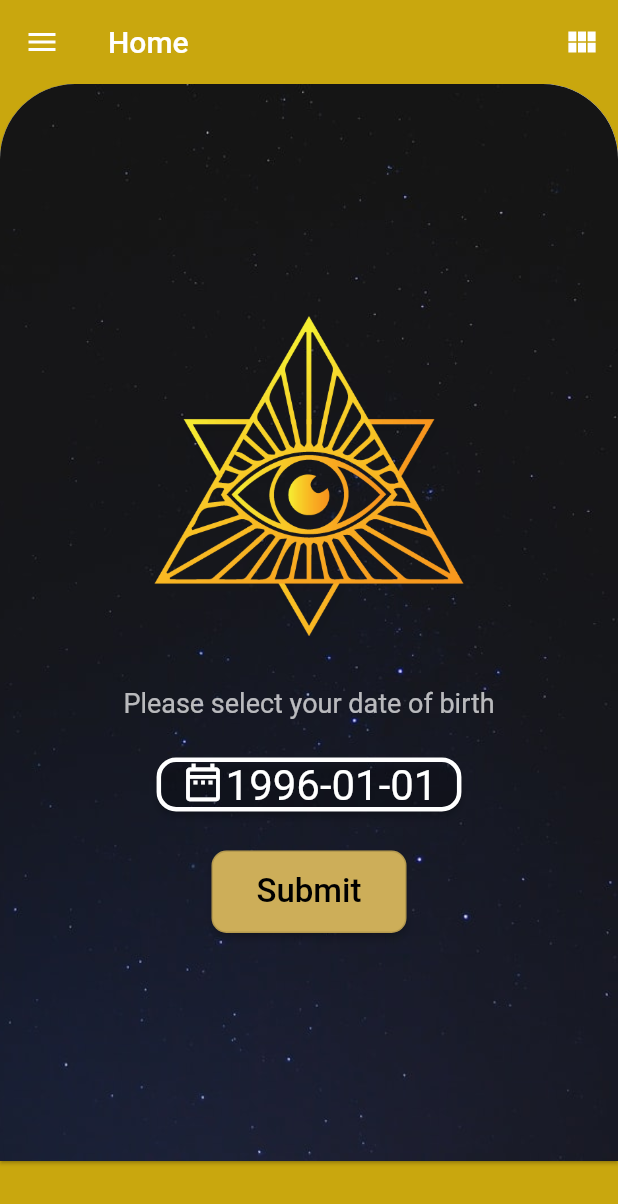
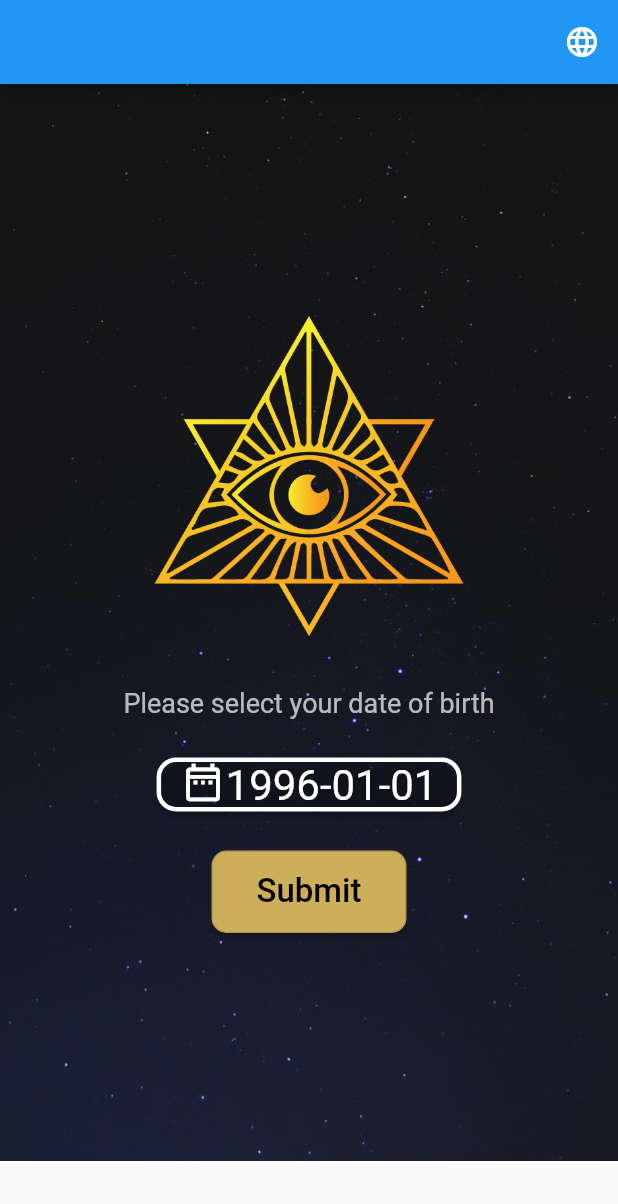
Before and after one commit to hophat/thansohoc, a Flutter app: the screen it shows after launch, on a phone screen of 412 x 824 dp. Shown: the top 1204 px of the screen. Run offline on Flutter 3.47's test engine with Material 2 defaults, Android fonts, the phone set to English and light mode, and no system bars; drawn by our look-alikes of backdrop, google_mobile_ads; our stand-ins replace flutter_datetime_picker, flutter_easyloading, flutter_html, shared_preferences; network calls fail.

Commit message:
refactor -> home, setting

```diff
--- a/lib/Pages/home/home.dart
+++ b/lib/Pages/home/home.dart
@@ -1,5 +1,6 @@
 import 'package:flutter/material.dart';
 import 'package:flutter_app_than_so_hoc_2/Pages/detail/detail.dart';
+import 'package:flutter_app_than_so_hoc_2/class/Lang.dart';
 
 import 'package:flutter_app_than_so_hoc_2/class/Res.dart';
 import 'package:flutter_app_than_so_hoc_2/generated/l10n.dart';
@@ -45,7 +46,7 @@ class _MyHomePageState extends State<HomePage> {
   late String thang;
   late String nam;
   late int dateValue;
-  late String lang;
+  String get lang => Intl.getCurrentLocale().toString();
 
   InterstitialAd? _interstitialAd;
 
@@ -71,9 +72,14 @@ class _MyHomePageState extends State<HomePage> {
   void initState() {
     // TODO: implement initState
     super.initState();
-    lang = Intl.getCurrentLocale().toString();
+    // lang = Intl.getCurrentLocale().toString();
     this._get_birh_date();
     _createInterstitialAd();
+  }
+
+  @override
+  void dispose() {
+    super.dispose();
   }
 
   void _changeDate(_dateCur) async {
@@ -149,7 +155,7 @@ class _MyHomePageState extends State<HomePage> {
       res.data['ngay'] = ngay;
       res.data['thang'] = thang;
       res.data['nam'] = nam;
-      print('res => $res');
+      print('res => ${res.data}');
       Navigator.push(
         context,
         MaterialPageRoute(
--- a/lib/main.dart
+++ b/lib/main.dart
@@ -1,19 +1,23 @@
 import 'package:flutter/material.dart';
 import 'package:backdrop/backdrop.dart';
 import 'package:flutter_app_than_so_hoc_2/Pages/hangngay/hangngay.dart';
+import 'package:flutter_app_than_so_hoc_2/class/Lang.dart';
 import 'package:flutter_app_than_so_hoc_2/provider/admob/admob_service.dart';
+import 'package:flutter_app_than_so_hoc_2/provider/local_db/shared_pref.dart';
 import 'package:flutter_localizations/flutter_localizations.dart';
 import 'package:google_mobile_ads/google_mobile_ads.dart';
 import 'package:intl/intl.dart';
 import 'package:flutter_easyloading/flutter_easyloading.dart';
+import 'package:shared_preferences/shared_preferences.dart';
 import 'Pages/home/home.dart';
-import 'Pages/introl/intro.dart';
 import 'Pages/setting/setting.dart';
 import 'generated/l10n.dart';
 
-void main() {
+void main() async {
   WidgetsFlutterBinding.ensureInitialized();
   MobileAds.instance.initialize();
+  myShared = await SharedPreferences.getInstance();
+
   runApp(MyApp());
 }
 
@@ -38,26 +42,7 @@ class _MyAppState extends State<MyApp> {
 
   String menu_3 = '';
 
-  BannerAd? _banner;
   InterstitialAd? _interstitialAd;
-
-  @override
-  void initState() {
-    // TODO: implement initState
-    super.initState();
-    _createBannerAd();
-  }
-
-  _createBannerAd() {
-    _banner = BannerAd(
-        size: AdSize.banner,
-        // adUnitId: 'ca-app-pub-5726417511192387/1590401387',
-        adUnitId: 'ca-app-pub-3940256099942544/6300978111',
-        listener: AdMobService.instance.bannerAdListener,
-        request: AdRequest(),
-    );
-    _banner?.load();
-  }
 
   int _currentIndex = 0;
   // final List<Widget> _pages = [HomePage(), HangNgayPage(), settingPage()];
@@ -89,48 +74,103 @@ class _MyAppState extends State<MyApp> {
       supportedLocales: S.delegate.supportedLocales,
       initialRoute: '/',
       builder: EasyLoading.init(),
-      home: BackdropScaffold(
-        backLayerBackgroundColor: Color(0xffc9a70e),
-        frontLayerBorderRadius: const BorderRadius.only(
-            topLeft: Radius.circular(50), topRight: Radius.circular(50)),
-        appBar: BackdropAppBar(
-          title: Text(title_app_2),
-          backgroundColor: Color(0xffc9a70e),
-          // backgroundColor: Color(0xff000d24),
-          actions: <Widget>[
-            BackdropToggleButton(
-              icon: AnimatedIcons.list_view,
-              color: Colors.white,
-            )
+      home: MainPage(),
+      // home: BackdropScaffold(
+      //   backLayerBackgroundColor: Color(0xffc9a70e),
+      //   frontLayerBorderRadius: const BorderRadius.only(
+      //       topLeft: Radius.circular(50), topRight: Radius.circular(50)),
+      //   appBar: BackdropAppBar(
+      //     title: Text(title_app_2),
+      //     backgroundColor: Color(0xffc9a70e),
+      //     // backgroundColor: Color(0xff000d24),
+      //     actions: <Widget>[
+      //       BackdropToggleButton(
+      //         icon: AnimatedIcons.list_view,
+      //         color: Colors.white,
+      //       )
+      //     ],
+      //     excludeHeaderSemantics: true,
+      //   ),
+      //   stickyFrontLayer: true,
+      //   frontLayer: _pages[_currentIndex],
+      //   backLayer: BackdropNavigationBackLayer(
+      //     items: [
+      //       ListTile(
+      //           title: Text(menu_1, style: TextStyle(color: Colors.white))),
+      //       // ListTile(
+      //       //     title: Text(
+      //       //   menu_2,
+      //       //   style: TextStyle(color: Colors.white),
+      //       // )),
+      //       ListTile(
+      //           title: Text(
+      //         menu_3,
+      //         style: TextStyle(color: Colors.white),
+      //       )),
+      //     ],
+      //     onTap: (int position) => {setState(() => _currentIndex = position)},
+      //   ),
+      // ),
+    );
+  }
+}
+
+class MainPage extends StatefulWidget {
+  const MainPage({Key? key}) : super(key: key);
+
+  @override
+  State<MainPage> createState() => _MainPageState();
+}
+
+class _MainPageState extends State<MainPage> {
+  BannerAd? _banner;
+
+  _createBannerAd() {
+    _banner = BannerAd(
+      size: AdSize.banner,
+      // adUnitId: 'ca-app-pub-5726417511192387/1590401387',
+      adUnitId: 'ca-app-pub-3940256099942544/6300978111',
+      listener: AdMobService.instance.bannerAdListener,
+      request: AdRequest(),
+    );
+    _banner?.load();
+  }
+
+  @override
+  void initState() {
+    // TODO: implement initState
+    super.initState();
+    _createBannerAd();
+  }
+
+  @override
+  Widget build(BuildContext context) {
+    return Scaffold(
+      appBar: AppBar(
+        actions: [
+          IconButton(
+              onPressed: () {
+                showModalBottomSheet(
+                    context: context, builder: (_) => settingPage());
+              },
+              icon: Icon(Icons.language)),
         ],
-          excludeHeaderSemantics: true,
       ),
-        stickyFrontLayer: true,
-        frontLayer: _pages[_currentIndex],
-        backLayer: BackdropNavigationBackLayer(
-          items: [
-            ListTile(
-                title: Text(menu_1, style: TextStyle(color: Colors.white))),
-            // ListTile(
-            //     title: Text(
-            //   menu_2,
-            //   style: TextStyle(color: Colors.white),
-            // )),
-            ListTile(
-                title: Text(
-              menu_3,
-              style: TextStyle(color: Colors.white),
-            )),
-          ],
-          onTap: (int position) => {setState(() => _currentIndex = position)},
+      body: StreamBuilder<String>(
+        stream: langSteamController.stream,
+        initialData: langCur,
+        builder: (_, __){
+          return HomePage();
+        },
       ),
-        bottomNavigationBar: _banner == null ? SizedBox.shrink() : Container(
+      bottomNavigationBar: _banner == null
+          ? SizedBox.shrink()
+          : Container(
               // margin: const EdgeInsets.only(bottom: 12),
               height: _banner?.size.height.toDouble(),
               width: _banner?.size.width.toDouble(),
               child: AdWidget(ad: _banner!),
             ),
-      ),
     );
   }
 }
--- /dev/null
+++ b/lib/provider/local_db/shared_pref.dart
@@ -0,0 +1,3 @@
+import 'package:shared_preferences/shared_preferences.dart';
+
+late final SharedPreferences myShared;
```
Also changed, not shown: lib/Pages/setting/setting.dart (+9 -21 lines), lib/class/Lang.dart (+17 -0 lines). Lines whose indentation alone changed are shown as unchanged.
